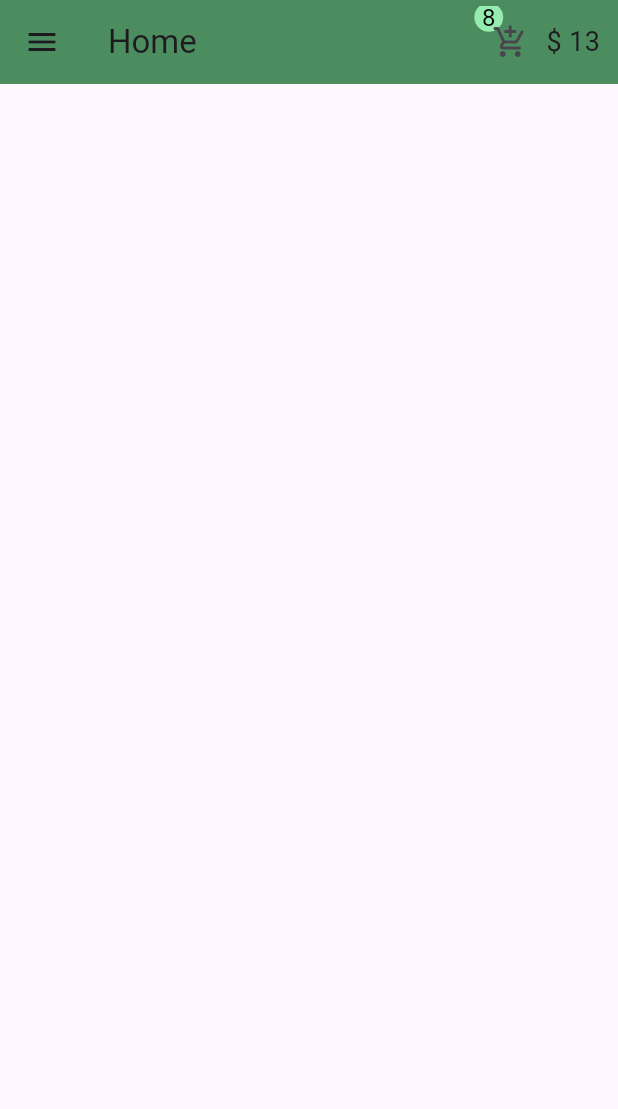
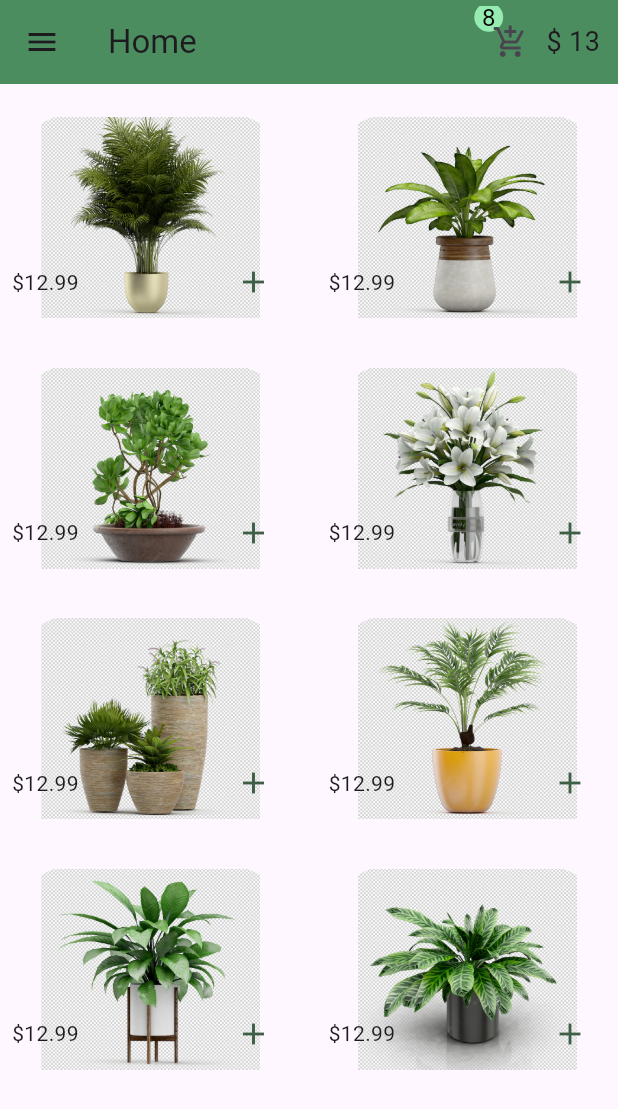
Before and after one commit to reda2032/ali_hassan, a Flutter app: the screen it shows after launch, on a phone screen of 412 x 824 dp. Shown: the top 1109 px of the screen. Run offline on Flutter 3.47's test engine with Material 3 defaults, Android fonts, the phone set to English and light mode, and no system bars.

Commit message:
GridView.builder

```diff
--- /dev/null
+++ b/lib/flower_app/model/item.dart
@@ -0,0 +1,18 @@
+class Item {
+  String imgPath;
+  double price;
+
+  Item({required this.imgPath, required this.price});
+}
+
+
+  final List<Item> items = [
+    Item(price: 12.99, imgPath: "assets/img/1.webp"),
+    Item(price: 12.99, imgPath: "assets/img/2.webp"),
+    Item(price: 12.99, imgPath: "assets/img/3.webp"),
+    Item(price: 12.99, imgPath: "assets/img/4.webp"),
+    Item(price: 12.99, imgPath: "assets/img/5.webp"),
+    Item(price: 12.99, imgPath: "assets/img/6.webp"),
+    Item(price: 12.99, imgPath: "assets/img/7.webp"),
+    Item(price: 12.99, imgPath: "assets/img/8.webp"),
+  ];
--- a/lib/flower_app/pages/home.dart
+++ b/lib/flower_app/pages/home.dart
@@ -1,3 +1,4 @@
+import 'package:ali_hassan/flower_app/model/item.dart';
 import 'package:ali_hassan/flower_app/shared/colors.dart';
 import 'package:flutter/material.dart';
 
@@ -95,6 +96,50 @@ class Home extends StatelessWidget {
         ],
         backgroundColor: appbarGreen,
         title: const Text("Home"),
-        ));
+      ),
+      body: Padding(
+        padding: const EdgeInsets.only(top: 22),
+        child: GridView.builder(
+            gridDelegate: const SliverGridDelegateWithFixedCrossAxisCount(
+                crossAxisCount: 2,
+                childAspectRatio: 3 / 2,
+                crossAxisSpacing: 10,
+                mainAxisSpacing: 33),
+            itemCount: items.length,
+            itemBuilder: (BuildContext context, int index) {
+              return GestureDetector(
+                onTap: () {},
+                child: GridTile(
+                  footer: GridTileBar(
+                    // backgroundColor: Color.fromARGB(66, 73, 127, 110),
+                    trailing: IconButton(
+                      color: const Color.fromARGB(255, 62, 94, 70),
+                      onPressed: () {},
+                      icon: const Icon(Icons.add),
+                    ),
+
+                    leading: const Text("\$12.99"),
+
+                    title: const Text(
+                      "",
+                    ),
+                  ),
+                  child: Stack(children: [
+                    Positioned(
+                      top: -3,
+                      bottom: -9,
+                      right: 0,
+                      left: 0,
+                      child: ClipRRect(
+                        borderRadius: BorderRadius.circular(55),
+                        child: Image.asset(items[index].imgPath),
+                      ),
+                    ),
+                  ]),
+                ),
+              );
+            }),
+      ),
+    );
   }
 }
```
Also changed, not shown: assets/img/1.webp (added), assets/img/2.webp (added), assets/img/3.webp (added), assets/img/4.webp (added), assets/img/5.webp (added), assets/img/6.webp (added), assets/img/7.webp (added), assets/img/8.webp (added). Lines whose indentation alone changed are shown as unchanged.
